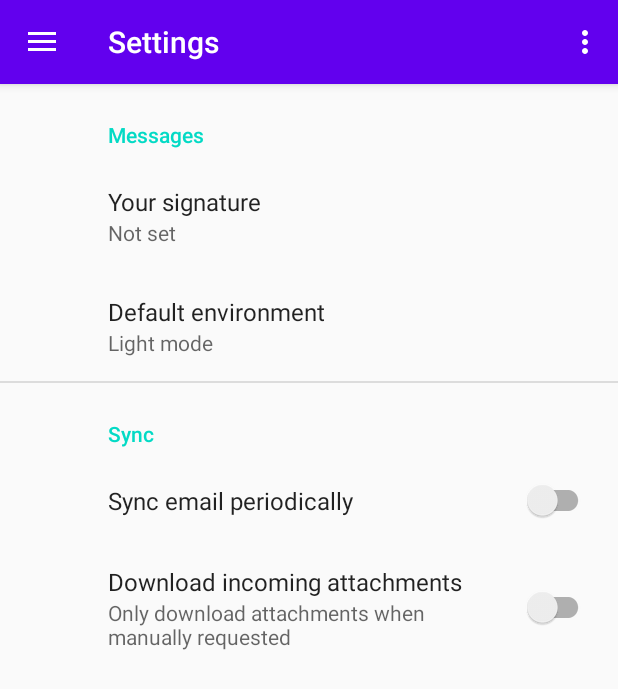
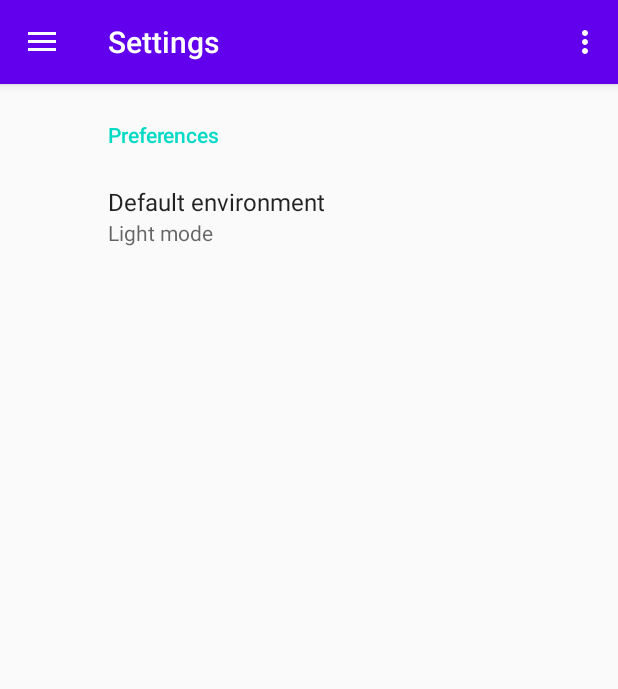
Before and after one commit to ekellim/Sleep-app, an Android app: the screen it shows after launch (MainActivity), in the side drawer, after a tap on "Settings", on a phone screen of 412 x 824 dp. Shown: the top 689 px of the screen. Run offline under Robolectric (Android 15) with nearby library versions, the light colour scheme and no system bars; our stand-ins replace androidx.preference, navigation-ui; libraries missing offline, so code that uses them is left out: com.jjoe64.graphview.

Commit message:
Layout + testen

```diff
--- a/app/src/main/java/com/example/sleep_app/Fragments/Set_alarm.java
+++ b/app/src/main/java/com/example/sleep_app/Fragments/Set_alarm.java
@@ -254,7 +254,7 @@ public class Set_alarm extends Fragment {
         if(switchState) {
             values = new String[]{Integer.toString(timePicker.getHour()), Integer.toString(timePicker.getMinute()), getDay()};
         } else{
-            values = new String[]{Integer.toString(parseInt(dateTime.split("-")[0].split(":")[0])+12), dateTime.split("-")[0].split(":")[1], getDay()};
+            values = new String[]{Integer.toString(parseInt(dateTime.split("-")[0].split(":")[0])+25), dateTime.split("-")[0].split(":")[1], getDay()};
         }
         intent.putExtra(TIMER, values);
         intent.putExtra(ACTIVITY_ID, Integer.toString(activityId));
@@ -308,7 +308,7 @@ public class Set_alarm extends Fragment {
     public void onResume() {
         super.onResume();
         if (getActivity() != null && getActivity().getWindow() != null) {
-            getActivity().getWindow().addFlags(WindowManager.LayoutParams.FLAG_LAYOUT_NO_LIMITS);
+            getActivity().getWindow().addFlags(WindowManager.LayoutParams.FLAG_LAYOUT_NO_LIMITS | WindowManager.LayoutParams.FLAG_FULLSCREEN | WindowManager.LayoutParams.FLAG_FULLSCREEN);
         }
 
         // Trigger the initial hide() shortly after the activity has been
--- a/app/src/main/java/com/example/sleep_app/Fragments/View_stats_fragment.java
+++ b/app/src/main/java/com/example/sleep_app/Fragments/View_stats_fragment.java
@@ -23,6 +23,7 @@ import com.example.sleep_app.Sleep;
 import com.jjoe64.graphview.GraphView;
 import com.jjoe64.graphview.ValueDependentColor;
 import com.jjoe64.graphview.helper.DateAsXAxisLabelFormatter;
+import com.jjoe64.graphview.helper.StaticLabelsFormatter;
 import com.jjoe64.graphview.series.BarGraphSeries;
 import com.jjoe64.graphview.series.DataPoint;
 import com.jjoe64.graphview.series.LineGraphSeries;
@@ -131,6 +132,7 @@ public class View_stats_fragment extends Fragment {
                 public void onClick(View v){
                     dbHandler.deleteSleep(sleep_id);
                     linearLayout.postInvalidate();
+                    getActivity().recreate();
                 }
             });
 
--- a/app/src/main/java/com/example/sleep_app/MeasureActivity.java
+++ b/app/src/main/java/com/example/sleep_app/MeasureActivity.java
@@ -3,6 +3,7 @@ package com.example.sleep_app;
 import android.content.BroadcastReceiver;
 import android.content.Context;
 import android.content.Intent;
+import android.content.SharedPreferences;
 import android.hardware.Sensor;
 import android.hardware.SensorEvent;
 import android.hardware.SensorEventListener;
@@ -21,6 +22,7 @@ import androidx.navigation.NavController;
 import androidx.navigation.NavDirections;
 import androidx.navigation.NavHostController;
 import androidx.navigation.Navigation;
+import androidx.preference.PreferenceManager;
 
 import com.google.android.material.snackbar.Snackbar;
 
@@ -30,6 +32,7 @@ import java.util.Timer;
 import java.util.TimerTask;
 
 import static java.lang.Integer.parseInt;
+import static java.lang.Integer.valueOf;
 
 //import androidx.appcompat.app.AppCompatActivity;
 
@@ -39,6 +42,7 @@ public class MeasureActivity extends AppCompatActivity {
     public static final String ACTIVITY_ID = "com.example.myfirstapp.ACTIVITY_ID";
     TextView textView;
     TextView alarm;
+    TextView measureText;
     Measurement measurement;
     int activityId;
     String values[];
@@ -47,6 +51,14 @@ public class MeasureActivity extends AppCompatActivity {
     @Override
     protected void onCreate(Bundle savedInstanceState){
         super.onCreate(savedInstanceState);
+        SharedPreferences sharedPreferences = PreferenceManager.getDefaultSharedPreferences(MeasureActivity.this);
+        String deftheme = sharedPreferences.getString("mode", "light");
+        if (deftheme.equals("night")){
+            setTheme(R.style.NightTheme);
+        }
+        else if (deftheme.equals("light")){
+            setTheme(R.style.AppTheme);
+        }
         setContentView(R.layout.activity_running);
         Intent intent = getIntent();
         textView = findViewById(R.id.measureResults);
@@ -58,7 +70,14 @@ public class MeasureActivity extends AppCompatActivity {
 
         //String clock = intent.getStringExtra(MainActivity.TIMER);
         alarm = findViewById(R.id.alarm);
-        alarm.setText(values[0]+":"+values[1]);
+        measureText = findViewById(R.id.measureResults);
+        alarm.setText("Good night!");
+        if (valueOf(values[0])>24){
+            measureText.setText("No alarm set");
+        }
+        else{
+            measureText.setText("Alarm: "+String.format("%02d", valueOf(values[0]))+"h"+String.format("%02d", valueOf(values[1])));
+        }
 
         Intent intentService = new Intent(this, SleepService.class);
         intentService.putExtra(TIMER, values);
--- a/app/src/main/res/layout/activity_running.xml
+++ b/app/src/main/res/layout/activity_running.xml
@@ -21,8 +21,8 @@
 
     <TextView
         android:id="@+id/measureResults"
-        android:layout_width="155dp"
-        android:layout_height="132dp"
+        android:layout_width="wrap_content"
+        android:layout_height="wrap_content"
         android:layout_marginBottom="176dp"
         android:text="TextView"
         app:layout_constraintBottom_toTopOf="@+id/stop_button"
@@ -31,7 +31,7 @@
 
     <TextView
         android:id="@+id/alarm"
-        android:layout_width="215dp"
+        android:layout_width="wrap_content"
         android:layout_height="126dp"
         android:layout_marginTop="76dp"
         android:text="TextView"
--- a/app/src/main/res/menu/main.xml
+++ b/app/src/main/res/menu/main.xml
@@ -4,6 +4,6 @@
     <item
         android:id="@+id/action_settings"
         android:orderInCategory="100"
-        android:title="@string/authors"
+        android:title="@string/lucas_fache_and_nick_wouters"
         app:showAsAction="never" />
 </menu>
--- a/app/src/main/res/values/strings.xml
+++ b/app/src/main/res/values/strings.xml
@@ -24,9 +24,11 @@
     <string name="start">Start</string>
     <string name="authors">Authors</string>
     <string name="this_night">Show this night</string>
-    <string name="start_str">\"Start: \"</string>
+    <string name="start_str">\Start: \</string>
     <string name="set_alarm">Set alarm</string>
     <string name="my_nights">My Nights</string>
     <string name="settings">Settings</string>
     <string name="lucas_fache_nick_wouters"><![CDATA[Lucas Fache & Nick Wouters]]></string>
+    <string name="preferences">Preferences</string>
+    <string name="lucas_fache_and_nick_wouters">Lucas Fache and Nick Wouters</string>
 </resources>
--- a/app/src/main/res/xml/root_preferences.xml
+++ b/app/src/main/res/xml/root_preferences.xml
@@ -1,11 +1,7 @@
 <PreferenceScreen xmlns:app="http://schemas.android.com/apk/res-auto">
 
-    <PreferenceCategory app:title="@string/messages_header">
+    <PreferenceCategory app:title="@string/preferences">
 
-        <EditTextPreference
-            app:key="signature"
-            app:title="@string/signature_title"
-            app:useSimpleSummaryProvider="true" />
 
         <ListPreference
             app:defaultValue="light"
@@ -17,19 +13,5 @@
 
     </PreferenceCategory>
 
-    <PreferenceCategory app:title="@string/sync_header">
-
-        <SwitchPreferenceCompat
-            app:key="sync"
-            app:title="@string/sync_title" />
-
-        <SwitchPreferenceCompat
-            app:dependency="sync"
-            app:key="attachment"
-            app:summaryOff="@string/attachment_summary_off"
-            app:summaryOn="@string/attachment_summary_on"
-            app:title="@string/attachment_title" />
-
-    </PreferenceCategory>
 
 </PreferenceScreen>
```
Also changed, not shown: app/src/main/java/com/example/sleep_app/SleepService.java (+15 -3 lines).
